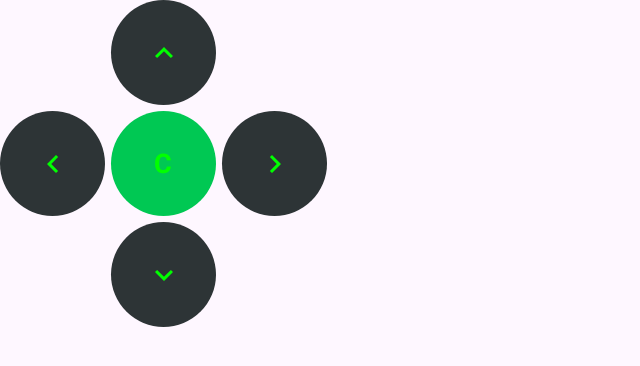
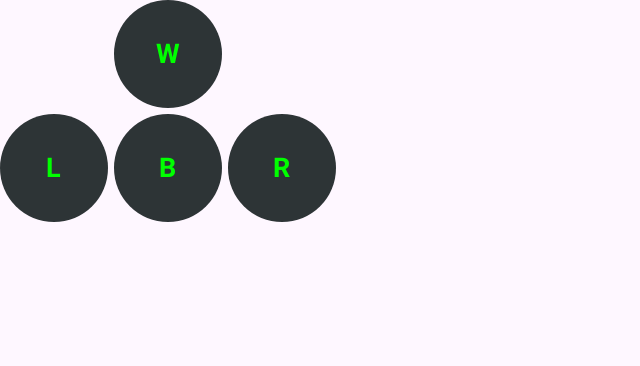
Before and after one commit to Metelci/ardunakon, an Android app built with Jetpack Compose: the composable ServoButtonControl shown on its own in the app's theme, on a phone screen of 824 x 412 dp (held sideways). Shown: the top 366 px of the screen, without its empty margins (0-640 px from the left). Run offline under Robolectric (Android 15) with nearby library versions, the phone set to English and light mode, and no system bars; 2 statements that could not run were skipped.

Commit message:
feat: Introduce device control screen with servo buttons, telemetry graphing, and a new Arduino sketch.

```diff
--- a/app/src/main/java/com/metelci/ardunakon/ui/components/ServoButtonControl.kt
+++ b/app/src/main/java/com/metelci/ardunakon/ui/components/ServoButtonControl.kt
@@ -1,26 +1,17 @@
 package com.metelci.ardunakon.ui.components
 
 import androidx.compose.foundation.layout.*
-import androidx.compose.material.icons.Icons
-import androidx.compose.material.icons.filled.KeyboardArrowDown
-import androidx.compose.material.icons.filled.KeyboardArrowLeft
-import androidx.compose.material.icons.filled.KeyboardArrowRight
-import androidx.compose.material.icons.filled.KeyboardArrowUp
 import androidx.compose.material3.Button
 import androidx.compose.material3.ButtonDefaults
-import androidx.compose.material3.Icon
 import androidx.compose.material3.Text
 import androidx.compose.runtime.Composable
 import androidx.compose.runtime.getValue
 import androidx.compose.runtime.mutableStateOf
 import androidx.compose.runtime.remember
-import androidx.compose.runtime.rememberCoroutineScope
 import androidx.compose.runtime.setValue
 import androidx.compose.ui.Alignment
 import androidx.compose.ui.text.font.FontWeight
 import androidx.compose.ui.unit.sp
-import kotlinx.coroutines.delay
-import kotlinx.coroutines.launch
 import androidx.compose.ui.Modifier
 import androidx.compose.ui.graphics.Color
 import androidx.compose.ui.platform.LocalView
@@ -31,7 +22,7 @@ import android.view.HapticFeedbackConstants
 @Composable
 fun ServoButtonControl(
     modifier: Modifier = Modifier,
-    buttonSize: Dp = 70.dp,
+    buttonSize: Dp = 72.dp,
     onMove: (x: Float, y: Float) -> Unit,
     onLog: ((String) -> Unit)? = null
 ) {
@@ -42,6 +33,8 @@ fun ServoButtonControl(
     // Track current servo position (toggle mode - position persists until changed)
     var servoX by remember { mutableStateOf(0f) }
     var servoY by remember { mutableStateOf(0f) }
+
+    // All buttons use uniform sizing for consistent appearance
 
     Column(
         modifier = modifier,
@@ -78,33 +71,33 @@ fun ServoButtonControl(
                 horizontalAlignment = Alignment.CenterHorizontally,
                 verticalArrangement = Arrangement.Center
             ) {
-                Icon(
-                    imageVector = Icons.Filled.KeyboardArrowUp,
-                    contentDescription = "Forward (W)",
-                    modifier = Modifier.size(24.dp)
+                Text(
+                    "W",
+                    fontSize = 18.sp,
+                    fontWeight = FontWeight.Bold
                 )
             }
         }
 
-        // Middle Row: A (Left), CENTER, L (Right)
+        // Middle Row: L (Left), B (Backward), R (Right)
         Row(
             horizontalArrangement = Arrangement.spacedBy(4.dp),
             verticalAlignment = Alignment.CenterVertically
         ) {
-            // A (Left)
+            // L (Left)
             Button(
                 onClick = {
                     val currentTime = System.currentTimeMillis()
                     if (currentTime - lastMoveTime >= debounceDelay) {
                         view.performHapticFeedback(HapticFeedbackConstants.KEYBOARD_TAP)
 
-                        // Toggle: if already at A position, return to center
+                        // Toggle: if already at L position, return to center
                         if (servoX == -1f) {
                             servoX = 0f
-                            onLog?.invoke("Servo: CENTER (released A)")
+                            onLog?.invoke("Servo: CENTER (released L)")
                         } else {
                             servoX = -1f
-                            onLog?.invoke("Servo: LEFT (A)")
+                            onLog?.invoke("Servo: LEFT (L)")
                         }
                         onMove(servoX, servoY)
                         lastMoveTime = currentTime
@@ -121,55 +114,66 @@ fun ServoButtonControl(
                     horizontalAlignment = Alignment.CenterHorizontally,
                     verticalArrangement = Arrangement.Center
                 ) {
-                    Icon(
-                        imageVector = Icons.Filled.KeyboardArrowLeft,
-                        contentDescription = "Left (A)",
-                        modifier = Modifier.size(24.dp)
+                    Text(
+                        "L",
+                        fontSize = 18.sp,
+                        fontWeight = FontWeight.Bold
                     )
                 }
             }
 
-            // CENTER button (returns all servos to neutral)
-            Button(
-                onClick = {
-                    val currentTime = System.currentTimeMillis()
-                    if (currentTime - lastMoveTime >= debounceDelay) {
-                        view.performHapticFeedback(HapticFeedbackConstants.KEYBOARD_TAP)
-                        servoX = 0f
-                        servoY = 0f
-                        onLog?.invoke("Servo: CENTER")
-                        onMove(0f, 0f)
-                        lastMoveTime = currentTime
-                    }
-                },
-                modifier = Modifier.size(buttonSize),
-                colors = ButtonDefaults.buttonColors(
-                    containerColor = if (servoX == 0f && servoY == 0f) Color(0xFF00C853) else Color(0xFF2D3436),
-                    contentColor = Color(0xFF00FF00)
-                ),
-                contentPadding = PaddingValues(4.dp)
-            ) {
-                Text(
-                    "C",
-                    fontSize = 18.sp,
-                    fontWeight = FontWeight.Bold
-                )
-            }
-
-            // L (Right)
+            // B (Backward/Reverse)
             Button(
                 onClick = {
                     val currentTime = System.currentTimeMillis()
                     if (currentTime - lastMoveTime >= debounceDelay) {
                         view.performHapticFeedback(HapticFeedbackConstants.KEYBOARD_TAP)
 
-                        // Toggle: if already at L position, return to center
+                        // Toggle: if already at B position, return to center
+                        if (servoY == -1f) {
+                            servoY = 0f
+                            onLog?.invoke("Servo: CENTER (released B)")
+                        } else {
+                            servoY = -1f
+                            onLog?.invoke("Servo: BACKWARD (B)")
+                        }
+                        onMove(servoX, servoY)
+                        lastMoveTime = currentTime
+                    }
+                },
+                modifier = Modifier.size(buttonSize),
+                colors = ButtonDefaults.buttonColors(
+                    containerColor = if (servoY == -1f) Color(0xFF00C853) else Color(0xFF2D3436),
+                    contentColor = Color(0xFF00FF00)
+                ),
+                contentPadding = PaddingValues(4.dp)
+            ) {
+                Column(
+                    horizontalAlignment = Alignment.CenterHorizontally,
+                    verticalArrangement = Arrangement.Center
+                ) {
+                    Text(
+                        "B",
+                        fontSize = 18.sp,
+                        fontWeight = FontWeight.Bold
+                    )
+                }
+            }
+
+            // R (Right)
+            Button(
+                onClick = {
+                    val currentTime = System.currentTimeMillis()
+                    if (currentTime - lastMoveTime >= debounceDelay) {
+                        view.performHapticFeedback(HapticFeedbackConstants.KEYBOARD_TAP)
+
+                        // Toggle: if already at R position, return to center
                         if (servoX == 1f) {
                             servoX = 0f
-                            onLog?.invoke("Servo: CENTER (released L)")
+                            onLog?.invoke("Servo: CENTER (released R)")
                         } else {
                             servoX = 1f
-                            onLog?.invoke("Servo: RIGHT (L)")
+                            onLog?.invoke("Servo: RIGHT (R)")
                         }
                         onMove(servoX, servoY)
                         lastMoveTime = currentTime
@@ -186,51 +190,13 @@ fun ServoButtonControl(
                     horizontalAlignment = Alignment.CenterHorizontally,
                     verticalArrangement = Arrangement.Center
                 ) {
-                    Icon(
-                        imageVector = Icons.Filled.KeyboardArrowRight,
-                        contentDescription = "Right (L)",
-                        modifier = Modifier.size(24.dp)
+                    Text(
+                        "R",
+                        fontSize = 18.sp,
+                        fontWeight = FontWeight.Bold
                     )
                 }
             }
         }
-
-        // Bottom Row: R (Down/Backward)
-        Button(
-            onClick = {
-                val currentTime = System.currentTimeMillis()
-                if (currentTime - lastMoveTime >= debounceDelay) {
-                    view.performHapticFeedback(HapticFeedbackConstants.KEYBOARD_TAP)
-
-                    // Toggle: if already at R position, return to center
-                    if (servoY == -1f) {
-                        servoY = 0f
-                        onLog?.invoke("Servo: CENTER (released R)")
-                    } else {
-                        servoY = -1f
-                        onLog?.invoke("Servo: BACKWARD (R)")
-                    }
-                    onMove(servoX, servoY)
-                    lastMoveTime = currentTime
-                }
-            },
-            modifier = Modifier.size(buttonSize),
-            colors = ButtonDefaults.buttonColors(
-                containerColor = if (servoY == -1f) Color(0xFF00C853) else Color(0xFF2D3436),
-                contentColor = Color(0xFF00FF00)
-            ),
-            contentPadding = PaddingValues(4.dp)
-        ) {
-            Column(
-                horizontalAlignment = Alignment.CenterHorizontally,
-                verticalArrangement = Arrangement.Center
-            ) {
-                Icon(
-                    imageVector = Icons.Filled.KeyboardArrowDown,
-                    contentDescription = "Backward (R)",
-                    modifier = Modifier.size(24.dp)
-                )
-            }
-        }
     }
 }
```
Also changed, not shown: app/src/main/java/com/metelci/ardunakon/ui/components/LineChart.kt (+8 -6 lines), app/src/main/java/com/metelci/ardunakon/ui/components/TelemetryGraphDialog.kt (+37 -60 lines), app/src/main/java/com/metelci/ardunakon/ui/screens/ControlScreen.kt (+2 -14 lines), 1 other file.
